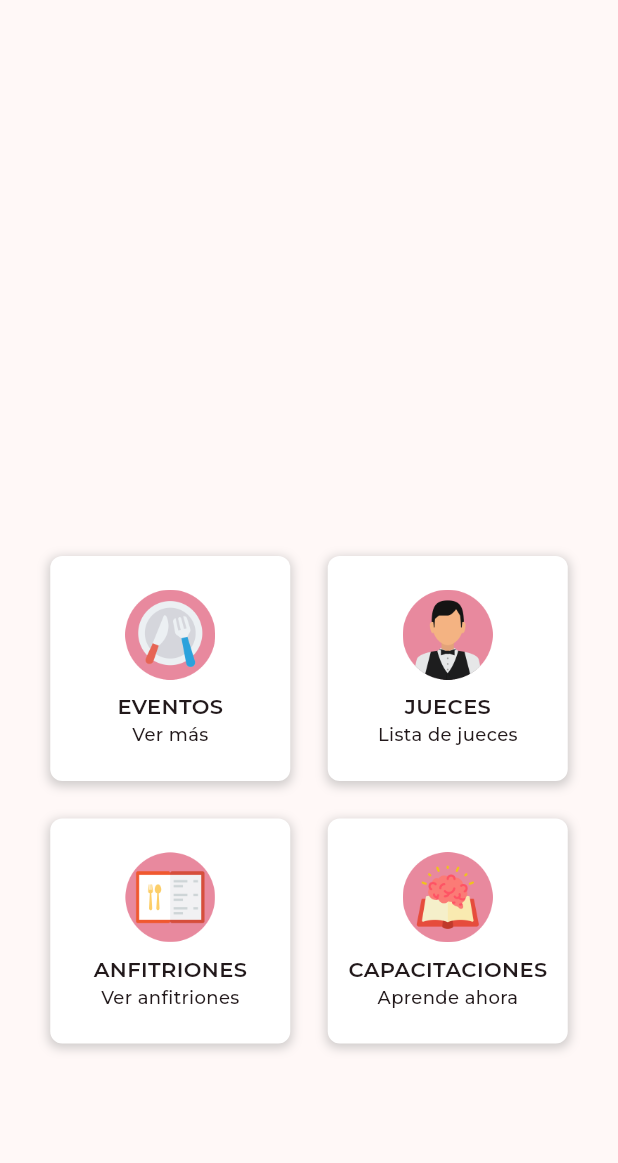
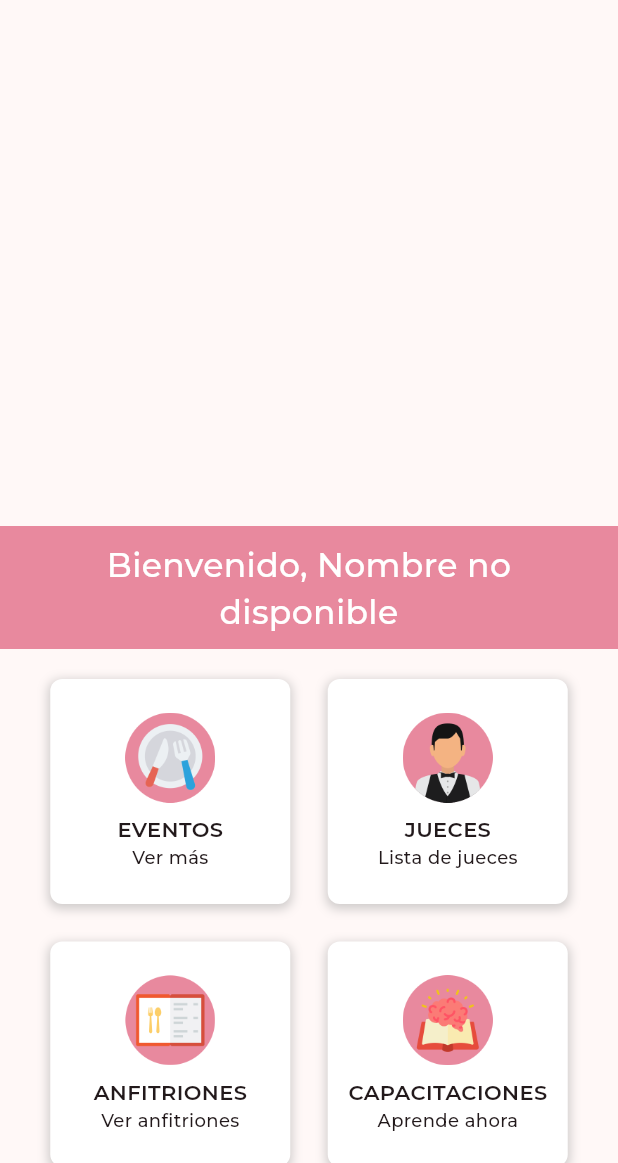
Before and after one commit to sabinelohnerv/proyecto-catas, a Flutter app: the AdminHomeView screen opened directly, on a phone screen of 412 x 824 dp, the part 73-1236 px from its top. Run offline on Flutter 3.47's test engine with Material 3 defaults, Android fonts, the phone set to English and light mode, and no system bars; drawn by our look-alikes of carousel_slider; our stand-ins replace cloud_firestore, firebase_auth, firebase_core, firebase_messaging, firebase_storage, flutter_local_notifications and 4 more; accounts and stored records are empty; project files that could hold a hidden picture were left out.

Commit message:
AdminHomeView Restored

```diff
--- a/lib/views/admin_home_view.dart
+++ b/lib/views/admin_home_view.dart
@@ -44,6 +44,7 @@ class AdminHomeView extends StatelessWidget {
         imageUrl: userViewModel.imageUrl,
         role: userViewModel.role,
         onSignOut: () => _handleSignOut(context, userViewModel),
+        isAdmin: false,
       ),
       body: SingleChildScrollView(
         child: Column(
@@ -59,11 +60,28 @@ class AdminHomeView extends StatelessWidget {
                         child: Center(child: CircularProgressIndicator()));
                   }
 
-                  String lastEventId = viewModel.events.isNotEmpty ? viewModel.events.last.id : 'defaultEventId';
+                  String lastEventId = viewModel.events.isNotEmpty
+                      ? viewModel.events.last.id
+                      : 'defaultEventId';
 
                   return Column(
                     children: [
-                      HomeEventsCarousel(events: viewModel.events, isAdmin: true),
+                      HomeEventsCarousel(
+                          events: viewModel.events, isAdmin: true),
+                      Container(
+                        color: Theme.of(context).primaryColor,
+                        width: double.infinity,
+                        padding: const EdgeInsets.symmetric(
+                            vertical: 10, horizontal: 20),
+                        child: Text(
+                          'Bienvenido, ${userViewModel.fullName}',
+                          textAlign: TextAlign.center,
+                          style: const TextStyle(
+                              color: Colors.white,
+                              fontSize: 22,
+                              fontWeight: FontWeight.w400),
+                        ),
+                      ),
                       Padding(
                         padding: const EdgeInsets.all(20),
                         child: Center(
@@ -77,7 +95,8 @@ class AdminHomeView extends StatelessWidget {
                                 title: 'Eventos',
                                 subtitle: 'Ver más',
                                 width: 160,
-                                destinationScreen: AdminEventListView(isAdmin: true),
+                                destinationScreen:
+                                    AdminEventListView(isAdmin: true),
                               ),
                               SimpleSectionCard(
                                 img: 'jueces',
@@ -117,6 +136,4 @@ class AdminHomeView extends StatelessWidget {
       ),
     );
   }
-
-
 }
--- a/lib/widgets/home/drawer.dart
+++ b/lib/widgets/home/drawer.dart
@@ -19,7 +19,7 @@ class CustomDrawer extends StatelessWidget {
       required this.imageUrl,
       required this.onSignOut,
       required this.role,
-      main});
+      main, required bool isAdmin});
 
   @override
   Widget build(BuildContext context) {
```
Also changed, not shown: lib/views/user_home_view.dart (+8 -9 lines).
